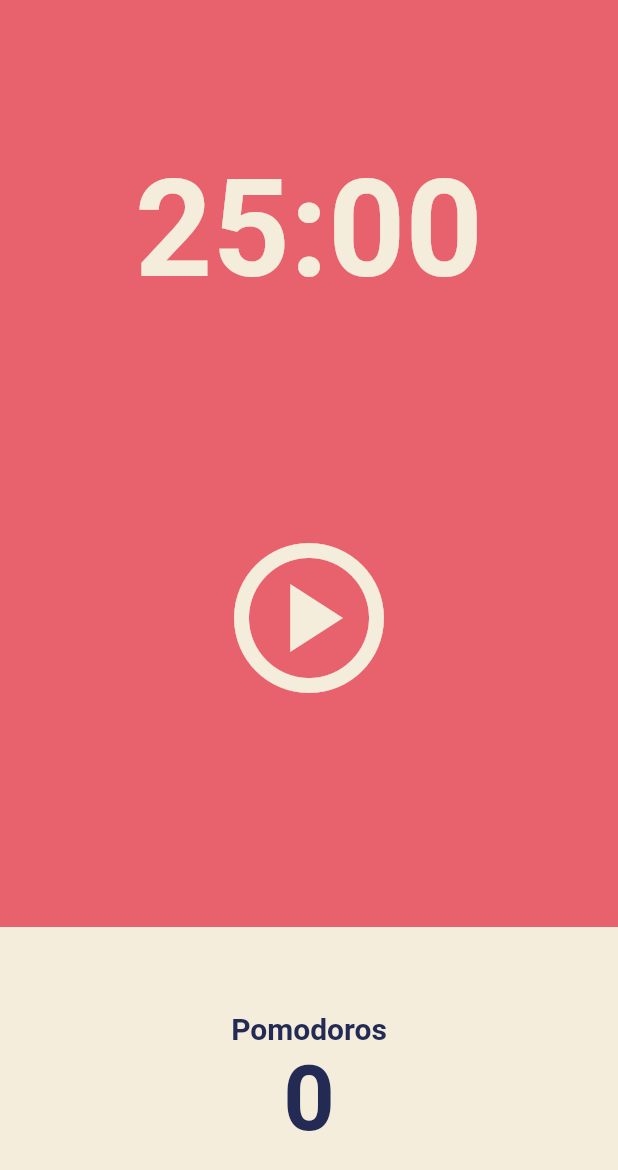
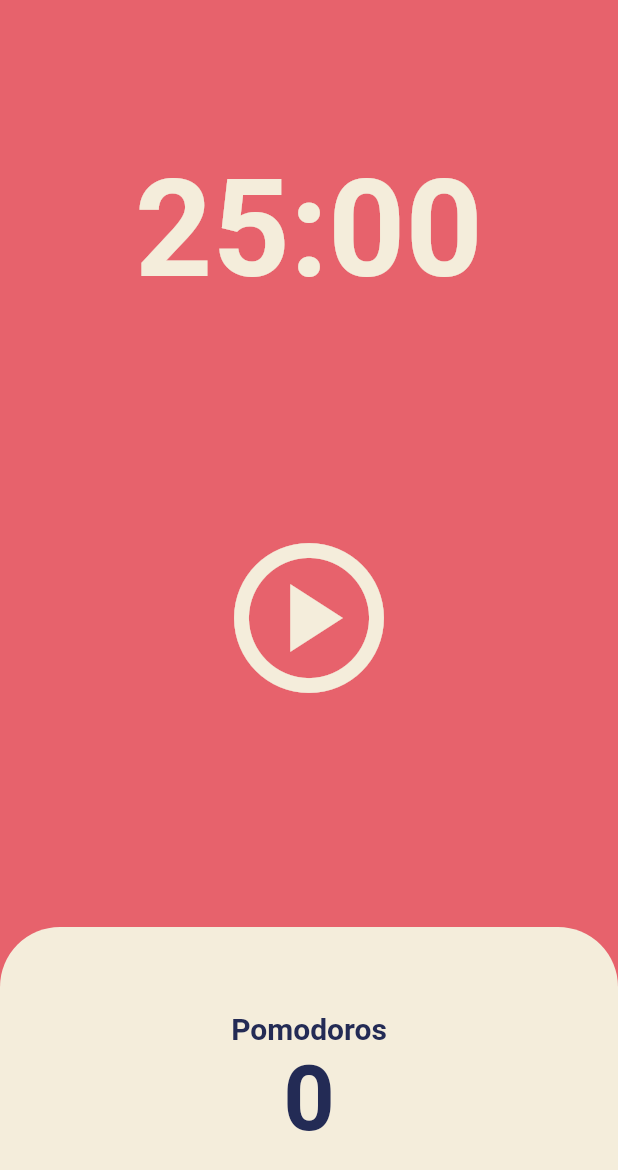
Before and after one commit to kimgeuntae/pomodoro, a Flutter app: the screen it shows after launch, on a phone screen of 412 x 824 dp. Shown: the top 1170 px of the screen. Run offline on Flutter 3.47's test engine with Material 2 defaults, Android fonts, the phone set to English and light mode, and no system bars.

Commit message:
Ref: 포모도로 컨테이너 윗부분 둥글게

```diff
--- a/lib/screens/home_screen.dart
+++ b/lib/screens/home_screen.dart
@@ -49,6 +49,11 @@ class _HomeScreenState extends State<HomeScreen> {
                   child: Container(
                     decoration: BoxDecoration(
                       color: Theme.of(context).cardColor,
+                      // borderRadius: BorderRadius.circular(50),
+                      // 위에만 둥글게
+                      borderRadius: const BorderRadius.vertical(
+                        top: Radius.circular(40),
+                      ),
                     ),
                     child: Column(
                       mainAxisAlignment: MainAxisAlignment.center,
```
